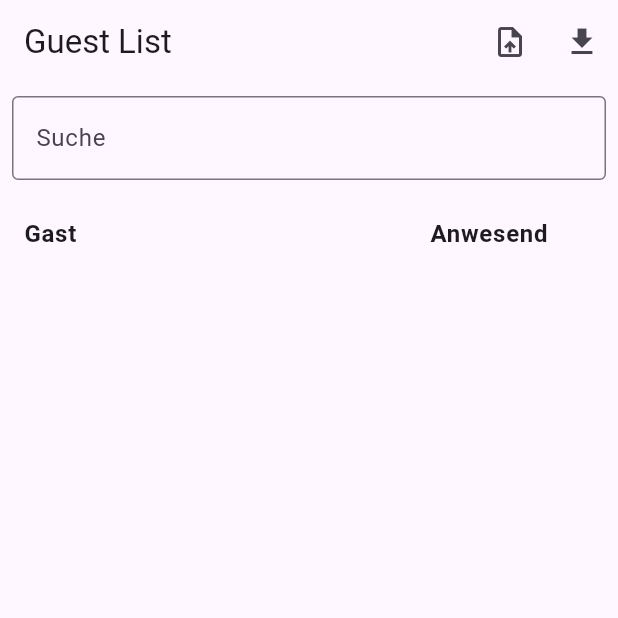
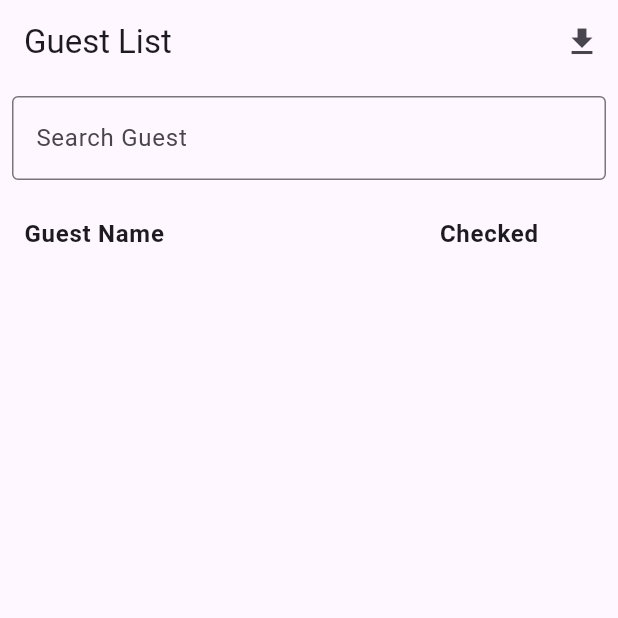
Before and after one commit to SnIpPzILoCo/Triopt-Checklist, a Flutter app: the screen it shows after launch, after a tap on the "download" icon, on a phone screen of 412 x 824 dp, the top half of it. Run offline on Flutter 3.47's test engine with Material 3 defaults, Android fonts, the phone set to English and light mode, and no system bars; our stand-ins replace file_picker, permission_handler; missing offline and left inert: excel.

Commit message:
Resolved Commits

```diff
--- a/lib/excel_service.dart
+++ b/lib/excel_service.dart
@@ -36,8 +36,8 @@ class ExcelService {
 
     // Add the title row
     sheetObject.appendRow([
-      const TextCellValue('Gast'),
-      const TextCellValue('Anwesend'),
+      const TextCellValue('Guest Name'),
+      const TextCellValue('Checked'),
     ]);
 
     for (var guest in guests) {
@@ -53,8 +53,8 @@ class ExcelService {
     if (await Permission.storage.request().isGranted) {
       // Prompt user to select a file location to save the exported file
       String? outputPath = await FilePicker.platform.saveFile(
-        dialogTitle: 'Als Excel Tabelle abspeichern',
-        fileName: 'test.xlsx',
+        dialogTitle: 'Save Excel File',
+        fileName: 'guest_list.xlsx',
         type: FileType.custom,
         allowedExtensions: ['xlsx'],
       );
@@ -73,7 +73,7 @@ class ExcelService {
     final byteData = await rootBundle.load(path);
     final bytes = byteData.buffer.asUint8List();
     final directory = await getApplicationDocumentsDirectory();
-    final file = File('${directory.path}/test.xlsx');
+    final file = File('${directory.path}/guest_list.xlsx');
     await file.writeAsBytes(bytes, flush: true);
     return file;
   }
--- a/lib/main.dart
+++ b/lib/main.dart
@@ -20,8 +20,7 @@ class MyApp extends StatelessWidget {
   @override
   Widget build(BuildContext context) {
     return MaterialApp(
-      title: 'Triopt Checklist App',
-      title: 'Triopt Checklist App',
+      title: 'Checklist App',
       theme: ThemeData(
         primarySwatch: Colors.blue,
       ),
@@ -47,18 +46,19 @@ class _GuestListScreenState extends State<GuestListScreen> {
   }
 
   Future<void> loadGuests() async {
-    final file = await excelService.getAssetExcelFile('assets/test.xlsx');
+    final file = await excelService.getAssetExcelFile('assets/guest_list.xlsx');
     final guests = await excelService.readGuestsFromExcel(file);
     Provider.of<GuestProvider>(context, listen: false).setGuests(guests);
   }
 
-  Future<void> exportGuests(BuildContext context) async {
-    final guests = context.read<GuestProvider>().guests;
-    final file = await excelService.exportGuestsToExcel(guests);
+  Future<void> exportGuests() async {
+    final guests = Provider.of<GuestProvider>(context, listen: false).guests;
+    await excelService.exportGuestsToExcel(guests);
     ScaffoldMessenger.of(context).showSnackBar(
-      const SnackBar(content: Text('Export Completed')),
+      const SnackBar(content: Text('Export completed')),
     );
   }
+
   @override
   Widget build(BuildContext context) {
     return Scaffold(
@@ -66,12 +66,8 @@ class _GuestListScreenState extends State<GuestListScreen> {
         title: const Text('Guest List'),
         actions: [
           IconButton(
-            icon: const Icon(Icons.upload_file),
-            onPressed: () => importGuests(context),
-          ),
-          IconButton(
             icon: const Icon(Icons.download),
-            onPressed: () => exportGuests(context),
+            onPressed: exportGuests,
           ),
         ],
       ),
@@ -81,7 +77,7 @@ class _GuestListScreenState extends State<GuestListScreen> {
             padding: const EdgeInsets.all(8.0),
             child: TextField(
               decoration: const InputDecoration(
-                labelText: 'Suche',
+                labelText: 'Search Guest',
                 border: OutlineInputBorder(),
               ),
               onChanged: (query) {
@@ -102,7 +98,7 @@ class _GuestListScreenState extends State<GuestListScreen> {
                             Expanded(
                               flex: 2,
                               child: Text(
-                                'Gast',
+                                'Guest Name',
                                 style: TextStyle(fontWeight: FontWeight.bold),
                               ),
                             ),
@@ -110,7 +106,7 @@ class _GuestListScreenState extends State<GuestListScreen> {
                               flex: 1,
                               child: Center(
                                 child: Text(
-                                  'Anwesend',
+                                  'Checked',
                                   style: TextStyle(fontWeight: FontWeight.bold),
                                 ),
                               ),
```
